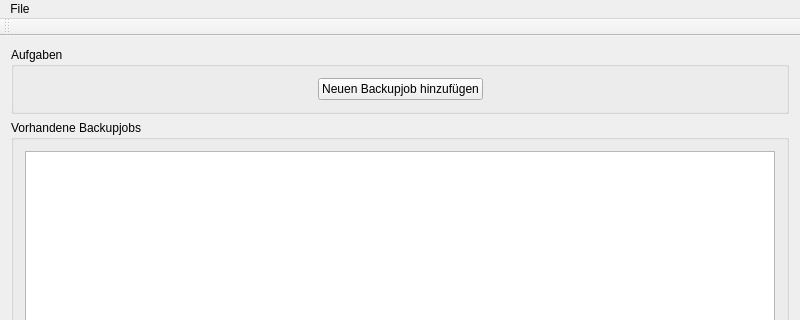
First picture: the form in mainwindow.ui, repository theinvisible/tiBackupUi, before the edit; both pictures show x 0 to 800 and y 0 to 320 of the 800 by 600 pixel window.
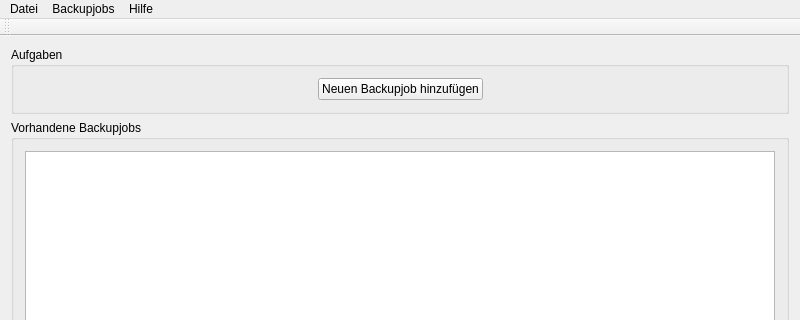
Second picture: the form after the edit.

The edit to the form file:
```diff
--- a/mainwindow.ui
+++ b/mainwindow.ui
@@ -130,11 +130,25 @@
    </property>
    <widget class="QMenu" name="menuFile">
     <property name="title">
-     <string>File</string>
+     <string>Datei</string>
     </property>
     <addaction name="actionQuit"/>
    </widget>
+   <widget class="QMenu" name="menuBackupjobs">
+    <property name="title">
+     <string>Backupjobs</string>
+    </property>
+    <addaction name="actionAddBackupjob"/>
+   </widget>
+   <widget class="QMenu" name="menuHilfe">
+    <property name="title">
+     <string>Hilfe</string>
+    </property>
+    <addaction name="actionAbout"/>
+   </widget>
    <addaction name="menuFile"/>
+   <addaction name="menuBackupjobs"/>
+   <addaction name="menuHilfe"/>
   </widget>
   <widget class="QToolBar" name="mainToolBar">
    <attribute name="toolBarArea">
```
Left out of the diff: 24 changed lines with no effect on the pictures.
